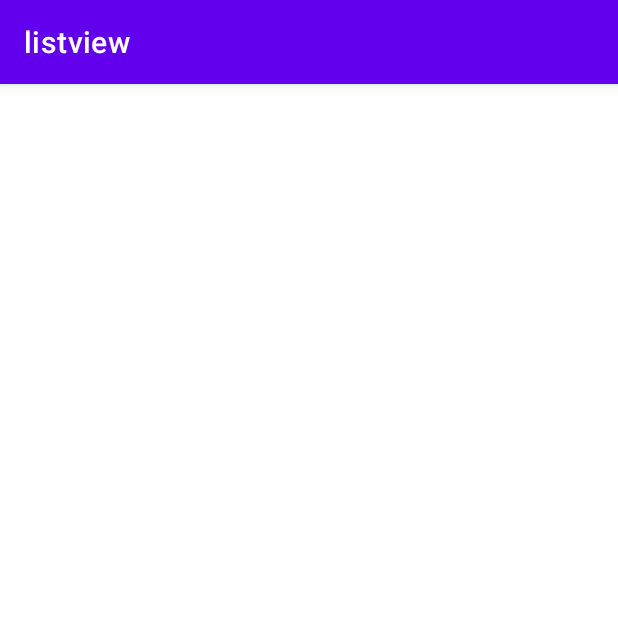
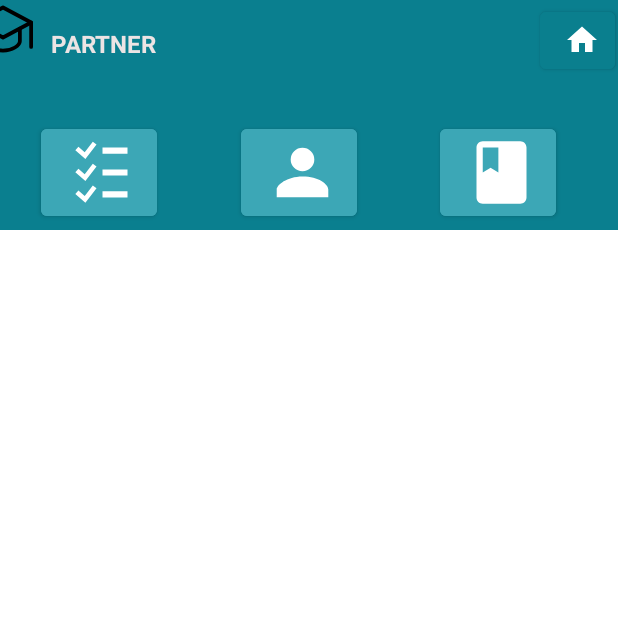
Before and after one commit to MMoreira1305/AndroidProject, an Android app: the homepage screen opened directly, with no data from a screen before it, on a phone screen of 412 x 824 dp, the top half of it. Run offline under Robolectric (Android 15) with nearby library versions, the phone set to English and light mode, and no system bars.

```diff
--- a/app/src/main/java/com/example/partner/view/home.kt
+++ b/app/src/main/java/com/example/partner/view/home.kt
@@ -8,6 +8,7 @@ import androidx.appcompat.app.AppCompatActivity
 import androidx.core.view.ViewCompat
 import androidx.core.view.WindowInsetsCompat
 import com.example.hello_world.R
+import com.example.partner.LoginActivity
 import com.example.partner.MainActivity
 
 class home : AppCompatActivity() {
@@ -18,7 +19,7 @@ class home : AppCompatActivity() {
         setContentView(R.layout.activity_home)
         val button = findViewById<Button>(R.id.comecar)
         button.setOnClickListener {
-            val intent = Intent(this, cadastro::class.java)
+            val intent = Intent(this, LoginActivity::class.java)
             startActivity(intent)
         }
         ViewCompat.setOnApplyWindowInsetsListener(findViewById(R.id.main)) { v, insets ->
--- a/app/src/main/java/com/example/partner/view/homepage.kt
+++ b/app/src/main/java/com/example/partner/view/homepage.kt
@@ -10,6 +10,7 @@ import com.example.hello_world.R
 class homepage : AppCompatActivity() {
     override fun onCreate(savedInstanceState: Bundle?) {
         super.onCreate(savedInstanceState)
+        supportActionBar?.hide() // Adicionado para remover a barra de título
         enableEdgeToEdge()
         setContentView(R.layout.activity_homepage)
         ViewCompat.setOnApplyWindowInsetsListener(findViewById(R.id.main)) { v, insets ->
--- a/app/src/main/res/layout/activity_cadastro.xml
+++ b/app/src/main/res/layout/activity_cadastro.xml
@@ -5,7 +5,7 @@
     android:id="@+id/main"
     android:layout_width="match_parent"
     android:layout_height="match_parent"
-    tools:context="com.example.partner.view.login">
+    tools:context="com.example.partner.view.Cadastro">
 
     <EditText
         android:id="@+id/matricula"
--- a/app/src/main/res/layout/activity_homepage.xml
+++ b/app/src/main/res/layout/activity_homepage.xml
@@ -5,110 +5,111 @@
     android:id="@+id/main"
     android:layout_width="match_parent"
     android:layout_height="match_parent"
+    android:visibility="visible"
     tools:context="com.example.partner.view.homepage">
 
     <TextView
+        android:id="@+id/fundo"
         android:layout_width="450dp"
-        android:layout_height="180dp"
-        android:layout_marginBottom="817dp"
+        android:layout_height="153dp"
         android:background="#0A7F8F"
         app:layout_constraintBottom_toBottomOf="parent"
         app:layout_constraintEnd_toEndOf="parent"
         app:layout_constraintStart_toStartOf="parent"
-        app:layout_constraintTop_toTopOf="parent" />
+        app:layout_constraintTop_toTopOf="parent"
+        app:layout_constraintVertical_bias="0.0" />
 
     <ImageView
-        android:id="@+id/imageView"
+        android:id="@+id/icon"
         android:layout_width="40dp"
         android:layout_height="40dp"
-        android:layout_marginStart="16dp"
-        android:layout_marginEnd="392dp"
-        android:layout_marginBottom="957dp"
-        app:layout_constraintBottom_toBottomOf="parent"
-        app:layout_constraintEnd_toEndOf="parent"
-        app:layout_constraintStart_toStartOf="parent"
-        app:layout_constraintTop_toTopOf="parent"
+        android:layout_marginEnd="410dp"
+        android:layout_marginBottom="113dp"
+        app:layout_constraintBottom_toBottomOf="@+id/fundo"
+        app:layout_constraintEnd_toEndOf="@+id/fundo"
+        app:layout_constraintStart_toStartOf="@id/fundo"
+        app:layout_constraintTop_toTopOf="@id/fundo"
         app:srcCompat="@drawable/icone" />
 
     <TextView
-        android:id="@+id/textView4"
+        android:id="@+id/nome"
         android:layout_width="wrap_content"
         android:layout_height="wrap_content"
-        android:layout_marginStart="68dp"
-        android:layout_marginTop="15dp"
-        android:layout_marginEnd="310dp"
-        android:layout_marginBottom="960dp"
+        android:layout_marginStart="8dp"
+        android:layout_marginTop="18dp"
+        android:layout_marginBottom="113dp"
         android:text="PARTNER"
         android:textColor="#ECE4E4"
         android:textSize="16sp"
         android:textStyle="bold"
-        app:layout_constraintBottom_toBottomOf="parent"
-        app:layout_constraintEnd_toEndOf="parent"
-        app:layout_constraintStart_toStartOf="parent"
-        app:layout_constraintTop_toTopOf="parent" />
+        app:layout_constraintBottom_toBottomOf="@+id/fundo"
+        app:layout_constraintEnd_toStartOf="@+id/buttonhome"
+        app:layout_constraintHorizontal_bias="0.018"
+        app:layout_constraintStart_toEndOf="@id/icon"
+        app:layout_constraintTop_toTopOf="@+id/fundo" />
 
     <Button
         android:id="@+id/buttonhome"
         android:layout_width="50dp"
         android:layout_height="50dp"
-        android:layout_marginStart="391dp"
-        android:layout_marginEnd="7dp"
-        android:layout_marginBottom="947dp"
+        android:layout_marginStart="388dp"
+        android:layout_marginEnd="12dp"
+        android:layout_marginBottom="28dp"
         android:backgroundTint="@color/bluHome"
         android:foregroundTint="#0A7F8E"
         app:icon="@drawable/baseline_home_24"
-        app:layout_constraintBottom_toBottomOf="parent"
+        app:layout_constraintBottom_toTopOf="@+id/buttonagenda"
         app:layout_constraintEnd_toEndOf="parent"
-        app:layout_constraintStart_toStartOf="parent"
-        app:layout_constraintTop_toTopOf="parent" />
+        app:layout_constraintStart_toStartOf="@+id/fundo"
+        app:layout_constraintTop_toTopOf="@+id/fundo"
+        app:layout_constraintVertical_bias="1.0" />
 
     <Button
         android:id="@+id/buttonatividades"
         android:layout_width="77dp"
         android:layout_height="70dp"
-        android:layout_marginStart="30dp"
-        android:layout_marginTop="89dp"
-        android:layout_marginEnd="341dp"
-        android:layout_marginBottom="838dp"
+        android:layout_marginStart="46dp"
+        android:layout_marginTop="40dp"
+        android:layout_marginEnd="327dp"
+        android:layout_marginBottom="3dp"
         android:background="@null"
         android:backgroundTint="#3CA7B6"
         app:icon="@drawable/tasks_all_svgrepo_com"
-        app:layout_constraintBottom_toBottomOf="parent"
-        app:layout_constraintEnd_toEndOf="parent"
-        app:layout_constraintStart_toStartOf="parent"
-        app:layout_constraintTop_toTopOf="parent" />
+        app:layout_constraintBottom_toBottomOf="@+id/fundo"
+        app:layout_constraintEnd_toEndOf="@+id/fundo"
+        app:layout_constraintStart_toStartOf="@+id/fundo"
+        app:layout_constraintTop_toBottomOf="@id/nome" />
+
+    <Button
+        android:id="@+id/buttonperfil"
+        android:layout_width="77dp"
+        android:layout_height="70dp"
+        android:layout_marginStart="56dp"
+        android:layout_marginTop="40dp"
+        android:layout_marginEnd="194dp"
+        android:layout_marginBottom="3dp"
+        android:background="@null"
+        android:backgroundTint="#3CA7B6"
+        app:icon="@drawable/person_svgrepo_com"
+        app:layout_constraintBottom_toBottomOf="@+id/fundo"
+        app:layout_constraintEnd_toEndOf="@+id/fundo"
+        app:layout_constraintStart_toEndOf="@id/buttonatividades"
+        app:layout_constraintTop_toBottomOf="@id/nome" />
 
     <Button
         android:id="@+id/buttonagenda"
         android:layout_width="77dp"
         android:layout_height="70dp"
-        android:layout_marginStart="176dp"
-        android:layout_marginTop="89dp"
-        android:layout_marginEnd="195dp"
-        android:layout_marginBottom="838dp"
+        android:layout_marginStart="56dp"
+        android:layout_marginTop="40dp"
+        android:layout_marginEnd="61dp"
+        android:layout_marginBottom="3dp"
         android:background="@null"
         android:backgroundTint="#3CA7B6"
         app:icon="@drawable/baseline_book_24"
-        app:layout_constraintBottom_toBottomOf="parent"
-        app:layout_constraintEnd_toEndOf="parent"
-        app:layout_constraintStart_toStartOf="parent"
-        app:layout_constraintTop_toTopOf="parent" />
-
-    <Button
-        android:id="@+id/buttonperfil"
-        android:layout_width="77dp"
-        android:layout_height="70dp"
-        android:layout_marginStart="324dp"
-        android:layout_marginTop="89dp"
-        android:layout_marginEnd="47dp"
-        android:layout_marginBottom="838dp"
-        android:background="@null"
-        android:backgroundTint="#3CA7B6"
-        app:icon="@drawable/person_svgrepo_com"
-        app:layout_constraintBottom_toBottomOf="parent"
-        app:layout_constraintEnd_toEndOf="parent"
-        app:layout_constraintStart_toStartOf="parent"
-        app:layout_constraintTop_toTopOf="parent" />
-
+        app:layout_constraintBottom_toBottomOf="@+id/fundo"
+        app:layout_constraintEnd_toEndOf="@+id/fundo"
+        app:layout_constraintStart_toEndOf="@id/buttonperfil"
+        app:layout_constraintTop_toBottomOf="@id/nome" />
 
 </androidx.constraintlayout.widget.ConstraintLayout>
--- a/app/src/main/res/values/strings.xml
+++ b/app/src/main/res/values/strings.xml
@@ -32,4 +32,5 @@
     <string name="type_email">Digite seu e-mail:</string>
     <string name="type_name">Digite seu Nome:</string>
     <string name="partner">Partner</string>
+    <string name="cadastrar">cadastrar</string>
 </resources>
```
Also changed, not shown: app/src/main/AndroidManifest.xml (+5 -21 lines), app/src/main/java/com/example/partner/LoginActivity.kt (+12 -11 lines), app/src/main/java/com/example/partner/view/Cadastro.kt (added, +88 -0 lines), app/src/main/java/com/example/partner/view/cadastro.kt (deleted, +0 -30 lines), app/src/main/res/layout/activity_login.xml (+13 -0 lines).
